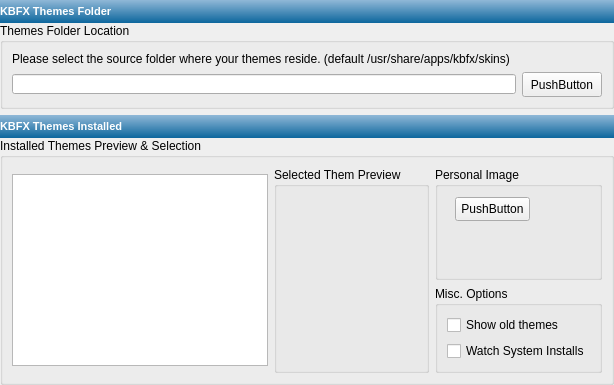
Above: kbfx4/configdialog/kbfx_themes.ui from plexydesk/kbfxmenu before the change. Below: the same form after it.
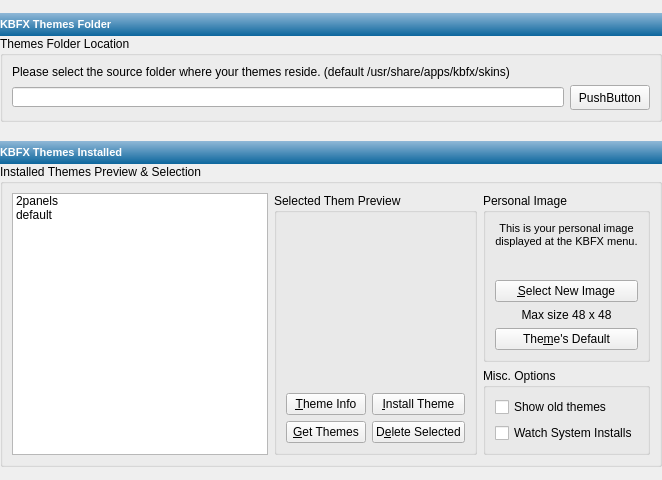
That is the form after the change. Icons and pictures are not drawn.

```diff
--- a/kbfx4/configdialog/kbfx_themes.ui
+++ b/kbfx4/configdialog/kbfx_themes.ui
@@ -5,8 +5,8 @@
    <rect>
     <x>0</x>
     <y>0</y>
-    <width>594</width>
-    <height>385</height>
+    <width>647</width>
+    <height>480</height>
    </rect>
   </property>
   <property name="sizePolicy" >
@@ -40,7 +40,7 @@
        </property>
        <property name="minimumSize" >
         <size>
-         <width>500</width>
+         <width>0</width>
          <height>23</height>
         </size>
        </property>
@@ -86,7 +86,7 @@
         <item>
          <widget class="QLabel" name="label" >
           <property name="sizePolicy" >
-           <sizepolicy vsizetype="Maximum" hsizetype="Maximum" >
+           <sizepolicy vsizetype="Preferred" hsizetype="Preferred" >
             <horstretch>0</horstretch>
             <verstretch>0</verstretch>
            </sizepolicy>
@@ -113,7 +113,7 @@
           <item>
            <widget class="QLineEdit" name="lineEdit" >
             <property name="sizePolicy" >
-             <sizepolicy vsizetype="Maximum" hsizetype="MinimumExpanding" >
+             <sizepolicy vsizetype="Preferred" hsizetype="Preferred" >
               <horstretch>0</horstretch>
               <verstretch>0</verstretch>
              </sizepolicy>
@@ -135,7 +135,7 @@
           <item>
            <widget class="QPushButton" name="pushButton" >
             <property name="sizePolicy" >
-             <sizepolicy vsizetype="Maximum" hsizetype="Maximum" >
+             <sizepolicy vsizetype="Preferred" hsizetype="Maximum" >
               <horstretch>0</horstretch>
               <verstretch>0</verstretch>
              </sizepolicy>
@@ -182,7 +182,7 @@
        </property>
        <property name="minimumSize" >
         <size>
-         <width>500</width>
+         <width>0</width>
          <height>23</height>
         </size>
        </property>
@@ -213,7 +213,7 @@
      <item>
       <widget class="QGroupBox" name="groupBox_2" >
        <property name="sizePolicy" >
-        <sizepolicy vsizetype="Preferred" hsizetype="MinimumExpanding" >
+        <sizepolicy vsizetype="Maximum" hsizetype="MinimumExpanding" >
          <horstretch>0</horstretch>
          <verstretch>0</verstretch>
         </sizepolicy>
@@ -225,7 +225,7 @@
         <item>
          <widget class="QListWidget" name="listWidget" >
           <property name="sizePolicy" >
-           <sizepolicy vsizetype="Maximum" hsizetype="MinimumExpanding" >
+           <sizepolicy vsizetype="MinimumExpanding" hsizetype="Preferred" >
             <horstretch>0</horstretch>
             <verstretch>0</verstretch>
            </sizepolicy>
@@ -236,12 +236,22 @@
             <height>0</height>
            </size>
           </property>
+          <item>
+           <property name="text" >
+            <string>2panels</string>
+           </property>
+          </item>
+          <item>
+           <property name="text" >
+            <string>default</string>
+           </property>
+          </item>
          </widget>
         </item>
         <item>
          <widget class="QGroupBox" name="groupBox_3" >
           <property name="sizePolicy" >
-           <sizepolicy vsizetype="MinimumExpanding" hsizetype="MinimumExpanding" >
+           <sizepolicy vsizetype="Preferred" hsizetype="Preferred" >
             <horstretch>0</horstretch>
             <verstretch>0</verstretch>
            </sizepolicy>
@@ -255,6 +265,74 @@
           <property name="title" >
            <string>Selected Them Preview</string>
           </property>
+          <layout class="QVBoxLayout" name="verticalLayout_9" >
+           <item>
+            <widget class="QLabel" name="label_2" >
+             <property name="sizePolicy" >
+              <sizepolicy vsizetype="MinimumExpanding" hsizetype="MinimumExpanding" >
+               <horstretch>0</horstretch>
+               <verstretch>0</verstretch>
+              </sizepolicy>
+             </property>
+             <property name="text" >
+              <string>&lt;!DOCTYPE HTML PUBLIC "-//W3C//DTD HTML 4.0//EN" "http://www.w3.org/TR/REC-html40/strict.dtd">
+&lt;html>&lt;head>&lt;meta name="qrichtext" content="1" />&lt;style type="text/css">
+p, li { white-space: pre-wrap; }
+&lt;/style>&lt;/head>&lt;body style=" font-family:'MS Shell Dlg 2'; font-size:8.25pt; font-weight:400; font-style:normal;">
+&lt;p style=" margin-top:0px; margin-bottom:0px; margin-left:0px; margin-right:0px; -qt-block-indent:0; text-indent:0px;">&lt;img src=":/ZTEST/images/low_menu1.jpg" />&lt;/p>&lt;/body>&lt;/html></string>
+             </property>
+             <property name="alignment" >
+              <set>Qt::AlignCenter</set>
+             </property>
+            </widget>
+           </item>
+           <item>
+            <layout class="QHBoxLayout" name="horizontalLayout_3" >
+             <item>
+              <layout class="QVBoxLayout" name="verticalLayout_8" >
+               <item>
+                <widget class="QPushButton" name="pushButton_5" >
+                 <property name="sizePolicy" >
+                  <sizepolicy vsizetype="Fixed" hsizetype="Minimum" >
+                   <horstretch>0</horstretch>
+                   <verstretch>0</verstretch>
+                  </sizepolicy>
+                 </property>
+                 <property name="text" >
+                  <string>&amp;Theme Info</string>
+                 </property>
+                </widget>
+               </item>
+               <item>
+                <widget class="QPushButton" name="pushButton_6" >
+                 <property name="text" >
+                  <string>&amp;Get Themes</string>
+                 </property>
+                </widget>
+               </item>
+              </layout>
+             </item>
+             <item>
+              <layout class="QVBoxLayout" name="verticalLayout_6" >
+               <item>
+                <widget class="QPushButton" name="pushButton_3" >
+                 <property name="text" >
+                  <string>&amp;Install Theme</string>
+                 </property>
+                </widget>
+               </item>
+               <item>
+                <widget class="QPushButton" name="pushButton_4" >
+                 <property name="text" >
+                  <string>D&amp;elete Selected</string>
+                 </property>
+                </widget>
+               </item>
+              </layout>
+             </item>
+            </layout>
+           </item>
+          </layout>
          </widget>
         </item>
         <item>
@@ -270,19 +348,54 @@
             <property name="title" >
              <string>Personal Image</string>
             </property>
-            <widget class="QPushButton" name="pushButton_2" >
-             <property name="geometry" >
-              <rect>
-               <x>20</x>
-               <y>30</y>
-               <width>75</width>
-               <height>24</height>
-              </rect>
-             </property>
-             <property name="text" >
-              <string>PushButton</string>
-             </property>
-            </widget>
+            <layout class="QVBoxLayout" name="verticalLayout_10" >
+             <item>
+              <widget class="QLabel" name="label_3" >
+               <property name="text" >
+                <string>&lt;!DOCTYPE HTML PUBLIC "-//W3C//DTD HTML 4.0//EN" "http://www.w3.org/TR/REC-html40/strict.dtd">
+&lt;html>&lt;head>&lt;meta name="qrichtext" content="1" />&lt;style type="text/css">
+p, li { white-space: pre-wrap; }
+&lt;/style>&lt;/head>&lt;body style=" font-family:'MS Shell Dlg 2'; font-size:8.25pt; font-weight:400; font-style:normal;">
+&lt;p style=" margin-top:0px; margin-bottom:0px; margin-left:0px; margin-right:0px; -qt-block-indent:0; text-indent:0px; font-size:8pt;">This is your personal image&lt;br />displayed at the KBFX menu.&lt;/p>
+&lt;p style="-qt-paragraph-type:empty; margin-top:0px; margin-bottom:0px; margin-left:0px; margin-right:0px; -qt-block-indent:0; text-indent:0px; font-size:8pt;">&lt;/p>
+&lt;p style=" margin-top:0px; margin-bottom:0px; margin-left:0px; margin-right:0px; -qt-block-indent:0; text-indent:0px; font-size:8pt;">&lt;img src=":/ZTEST/images/low_menu2.jpg" />&lt;/p>&lt;/body>&lt;/html></string>
+               </property>
+               <property name="alignment" >
+                <set>Qt::AlignCenter</set>
+               </property>
+              </widget>
+             </item>
+             <item>
+              <widget class="QPushButton" name="pushButton_2" >
+               <property name="text" >
+                <string>&amp;Select New Image</string>
+               </property>
+              </widget>
+             </item>
+             <item>
+              <widget class="QLabel" name="label_4" >
+               <property name="sizePolicy" >
+                <sizepolicy vsizetype="Maximum" hsizetype="MinimumExpanding" >
+                 <horstretch>0</horstretch>
+                 <verstretch>0</verstretch>
+                </sizepolicy>
+               </property>
+               <property name="text" >
+                <string>Max size 48 x 48</string>
+               </property>
+               <property name="alignment" >
+                <set>Qt::AlignCenter</set>
+               </property>
+              </widget>
+             </item>
+             <item>
+              <widget class="QPushButton" name="pushButton_7" >
+               <property name="text" >
+                <string>The&amp;me's Default</string>
+               </property>
+              </widget>
+             </item>
+            </layout>
            </widget>
           </item>
           <item>
```
Left out of the diff: 4 changed lines with no effect on the pictures.
